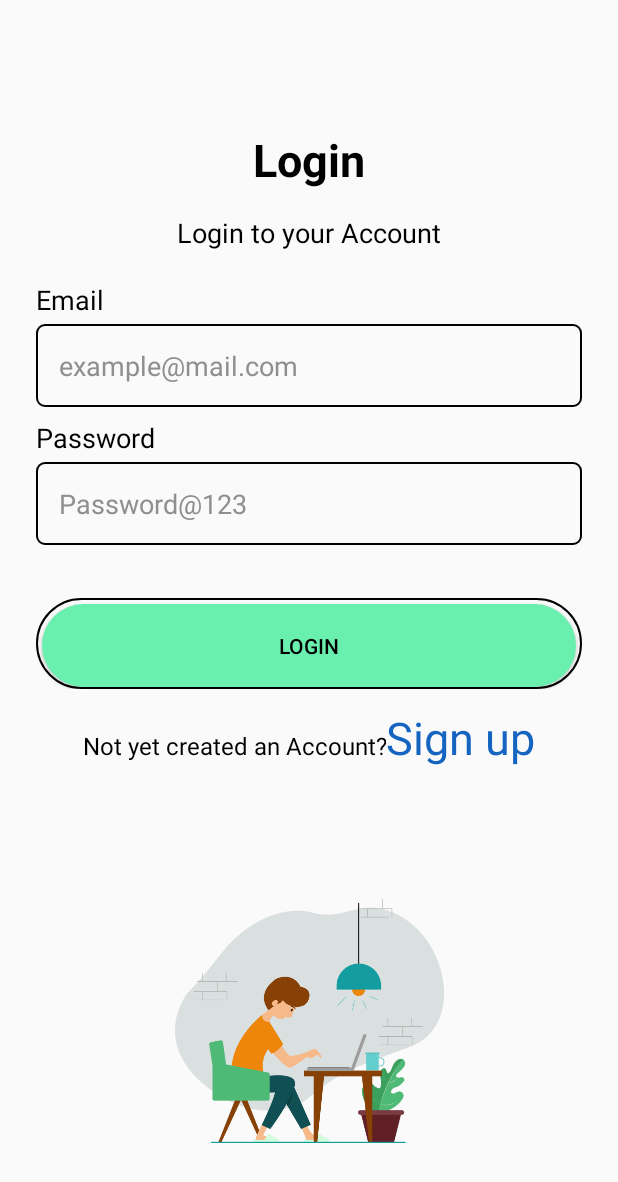
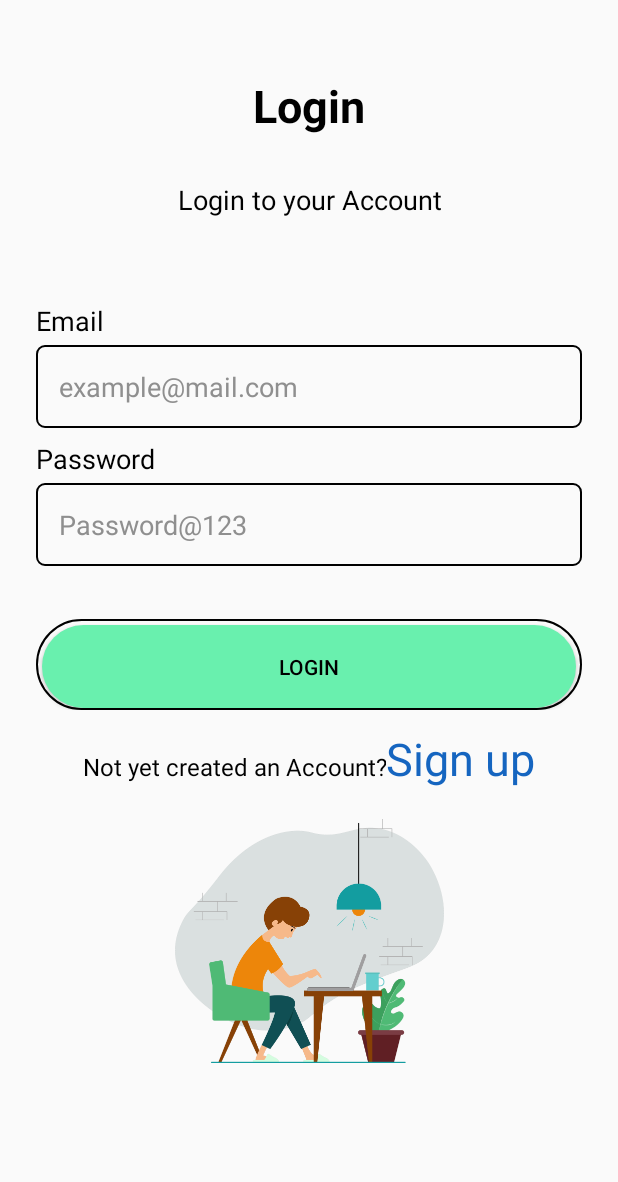
Before and after one commit to HimanshuMahto/managementSystem, an Android app: the login_admin screen opened directly, with no data from a screen before it, on a phone screen of 412 x 824 dp. Shown: the top 1182 px of the screen. Run offline under Robolectric (Android 15) with nearby library versions, the phone set to English and light mode, and no system bars; our stand-ins replace Firebase (no records; nobody signed in at launch, a user with empty details on screens opened directly).

```diff
--- a/app/src/main/java/com/example/hostelmanagement/login_admin.java
+++ b/app/src/main/java/com/example/hostelmanagement/login_admin.java
@@ -1,12 +1,30 @@
 package com.example.hostelmanagement;
 
+import androidx.annotation.NonNull;
 import androidx.appcompat.app.AppCompatActivity;
 
 import android.content.Intent;
 import android.os.Bundle;
+import android.text.TextUtils;
+import android.util.Patterns;
 import android.view.View;
+import android.widget.Button;
+import android.widget.EditText;
+import android.widget.ProgressBar;
+import android.widget.Toast;
+
+import com.google.android.gms.tasks.OnCompleteListener;
+import com.google.android.gms.tasks.Task;
+import com.google.firebase.auth.AuthResult;
+import com.google.firebase.auth.FirebaseAuth;
+
+import java.util.regex.Pattern;
 
 public class login_admin extends AppCompatActivity {
+    private EditText loginEmail, loginPassword;
+    private FirebaseAuth authProfile;
+    private ProgressBar progressBar;
+    private Button loginButton;
     public void signUp(View view){
         startActivity(new Intent(login_admin.this,sign_up.class));
     }
@@ -14,5 +32,49 @@ public class login_admin extends AppCompatActivity {
     protected void onCreate(Bundle savedInstanceState) {
         super.onCreate(savedInstanceState);
         setContentView(R.layout.activity_login_admin);
+        loginEmail=findViewById(R.id.emailAdminLogin);
+        loginPassword=findViewById(R.id.passwordAdminLogin);
+        progressBar=findViewById(R.id.progressBar);
+        authProfile=FirebaseAuth.getInstance();
+        loginButton=findViewById(R.id.adminLogin);
+        loginButton.setOnClickListener(new View.OnClickListener() {
+            @Override
+            public void onClick(View view) {
+                String email=loginEmail.getText().toString();
+                String password=loginPassword.getText().toString();
+                if(TextUtils.isEmpty(email)){
+                    loginEmail.setError("Email is required");
+                    loginEmail.requestFocus();
+                }
+                else if(!Patterns.EMAIL_ADDRESS.matcher(email).matches()){
+                    loginEmail.setError("Invalid Email");
+                    loginEmail.requestFocus();
+                }
+                else if (TextUtils.isEmpty(password)) {
+                    loginPassword.setError("Password is required");
+                    loginPassword.requestFocus();
+                }
+                else {
+                    progressBar.setVisibility(view.VISIBLE);
+                    adminLogin(email,password);
+                }
+            }
+        });
+    }
+
+    private void adminLogin(String email, String password) {
+        authProfile.signInWithEmailAndPassword(email,password).addOnCompleteListener(new OnCompleteListener<AuthResult>() {
+            @Override
+            public void onComplete(@NonNull Task<AuthResult> task) {
+                if(task.isSuccessful()){
+                    Toast.makeText(login_admin.this,"Logged in as Admin",Toast.LENGTH_SHORT).show();
+                    startActivity(new Intent(login_admin.this,adminHomePage.class));
+                }
+                else{
+                    Toast.makeText(login_admin.this,"Please try again later",Toast.LENGTH_SHORT).show();
+                }
+                progressBar.setVisibility(View.GONE);
+            }
+        });
     }
 }
--- /dev/null
+++ b/app/src/main/res/drawable/ic_baseline_person_add_24.xml
@@ -0,0 +1,5 @@
+<vector android:height="24dp" android:tint="#7E9B77"
+    android:viewportHeight="24" android:viewportWidth="24"
+    android:width="24dp" xmlns:android="http://schemas.android.com/apk/res/android">
+    <path android:fillColor="@android:color/white" android:pathData="M15,12c2.21,0 4,-1.79 4,-4s-1.79,-4 -4,-4 -4,1.79 -4,4 1.79,4 4,4zM6,10L6,7L4,7v3L1,10v2h3v3h2v-3h3v-2L6,10zM15,14c-2.67,0 -8,1.34 -8,4v2h16v-2c0,-2.66 -5.33,-4 -8,-4z"/>
+</vector>
--- /dev/null
+++ b/app/src/main/res/drawable/menu.xml
@@ -0,0 +1,6 @@
+<?xml version="1.0" encoding="utf-8"?>
+<menu xmlns:android="http://schemas.android.com/apk/res/android">
+
+
+
+</menu>
--- a/app/src/main/res/drawable/view_pager.xml
+++ b/app/src/main/res/drawable/view_pager.xml
@@ -2,8 +2,8 @@
 <shape xmlns:android="http://schemas.android.com/apk/res/android"
     android:shape="rectangle">
 
-    <solid android:color="@color/white"/>
-    <corners android:topLeftRadius="40dp"
-        android:topRightRadius="40dp"/>
+    <solid android:color="#cbeef2"/>
+    <corners android:topLeftRadius="45dp"
+        android:topRightRadius="45dp"/>
 
 </shape>
--- a/app/src/main/res/layout/activity_login_admin.xml
+++ b/app/src/main/res/layout/activity_login_admin.xml
@@ -1,5 +1,5 @@
 <?xml version="1.0" encoding="utf-8"?>
-<androidx.constraintlayout.widget.ConstraintLayout xmlns:android="http://schemas.android.com/apk/res/android"
+<RelativeLayout xmlns:android="http://schemas.android.com/apk/res/android"
     xmlns:app="http://schemas.android.com/apk/res-auto"
     xmlns:tools="http://schemas.android.com/tools"
     android:layout_width="match_parent"
@@ -8,10 +8,12 @@
 
     <TextView
         android:id="@+id/textView"
-        android:layout_width="wrap_content"
+        android:layout_width="fill_parent"
         android:layout_height="wrap_content"
         android:text="@string/login"
         android:textColor="@color/black"
+        android:layout_marginTop="50dp"
+        android:gravity="center_horizontal"
         android:textSize="30sp"
         android:textStyle="bold"
         app:layout_constraintBottom_toBottomOf="parent"
@@ -22,9 +24,11 @@
 
     <TextView
         android:id="@+id/textView4"
-        android:layout_width="wrap_content"
+        android:layout_width="fill_parent"
         android:layout_height="wrap_content"
-        android:layout_marginTop="16dp"
+        android:layout_below="@+id/textView"
+        android:layout_marginTop="30dp"
+        android:gravity="center_horizontal"
         android:text="@string/lAccount"
         android:textColor="#000000"
         android:textSize="18sp"
@@ -34,11 +38,13 @@
 
     <LinearLayout
         android:id="@+id/linearLayout"
-        android:layout_width="match_parent"
+        android:layout_width="fill_parent"
         android:layout_height="wrap_content"
+        android:layout_below="@+id/textView4"
         android:layout_marginStart="24dp"
         android:layout_marginLeft="24dp"
-        android:layout_marginTop="20dp"
+        android:layout_marginTop="56dp"
+        android:gravity="center_horizontal"
         android:layout_marginEnd="24dp"
         android:layout_marginRight="24dp"
         android:orientation="vertical"
@@ -55,7 +61,7 @@
             android:textSize="18sp" />
 
         <EditText
-            android:id="@+id/editTextTextEmailAddress"
+            android:id="@+id/emailAdminLogin"
             android:layout_width="match_parent"
             android:layout_height="wrap_content"
             android:layout_marginTop="4dp"
@@ -77,7 +83,7 @@
             android:textSize="18sp" />
 
         <EditText
-            android:id="@+id/editTextTextPassword"
+            android:id="@+id/passwordAdminLogin"
             android:layout_width="match_parent"
             android:layout_height="wrap_content"
             android:layout_marginTop="4dp"
@@ -103,14 +109,12 @@
             app:layout_constraintVertical_bias="1.0">
 
             <Button
-                android:id="@+id/newAdminRegister"
+                android:id="@+id/adminLogin"
                 android:layout_width="0dp"
                 android:layout_height="wrap_content"
                 android:layout_marginStart="4dp"
-                android:layout_marginLeft="4dp"
                 android:layout_marginTop="4dp"
                 android:layout_marginEnd="4dp"
-                android:layout_marginRight="4dp"
                 android:layout_marginBottom="1dp"
                 android:background="@drawable/button"
                 android:padding="18dp"
@@ -156,11 +160,12 @@
 
     <ImageView
         android:id="@+id/imageView3"
-        android:layout_width="0dp"
-        android:layout_height="0dp"
+        android:layout_width="fill_parent"
+        android:layout_height="wrap_content"
+        android:layout_below="@+id/linearLayout"
         android:layout_marginStart="24dp"
         android:layout_marginLeft="24dp"
-        android:layout_marginTop="25dp"
+        android:layout_marginTop="20dp"
         android:layout_marginEnd="24dp"
         android:layout_marginRight="24dp"
         android:scaleType="centerInside"
@@ -170,4 +175,15 @@
         app:layout_constraintTop_toBottomOf="@+id/linearLayout"
         app:srcCompat="@mipmap/workingman" />
 
-</androidx.constraintlayout.widget.ConstraintLayout>
+    <ProgressBar
+        android:id="@+id/progressBar"
+        style="?android:attr/progressBarStyleLarge"
+        android:layout_width="wrap_content"
+        android:layout_height="wrap_content"
+        android:layout_centerInParent="true"
+        android:layout_centerHorizontal="true"
+        android:layout_centerVertical="true"
+        android:elevation="10dp"
+        android:visibility="gone" />
+
+</RelativeLayout>
--- a/app/src/main/res/layout/activity_sign_up.xml
+++ b/app/src/main/res/layout/activity_sign_up.xml
@@ -131,7 +131,7 @@
                 android:inputType="textPassword" />
 
             <Button
-                android:id="@+id/newAdminRegister"
+                android:id="@+id/adminLogin"
                 android:layout_width="match_parent"
                 android:layout_height="wrap_content"
                 android:layout_marginStart="4dp"
--- a/app/src/main/res/values/strings.xml
+++ b/app/src/main/res/values/strings.xml
@@ -21,6 +21,7 @@
     <string name="mobileNo">Contact Number</string>
     <string name="AadharNo">Aadhar Number</string>
     <string name="subject">Subject</string>
+    <string name="newAdd">New Admission</string>
     <string name="school">School</string>
     <string name="qualifications">Qualifications</string>
     <string name="user">User</string>
@@ -33,6 +34,8 @@
     <string name="register">Register</string>
     <string name="create">Create Account</string>
     <string name="createAcc">Create an Account</string>
+    <string name="attendance">Student Attendance</string>
+    <string name="studentDetails">Student Details</string>
     <string name="open">Open</string>
     <string name="close">Close</string>
 </resources>
```
Also changed, not shown: app/src/main/AndroidManifest.xml (+7 -0 lines), app/src/main/java/com/example/hostelmanagement/adminHomePage.java (added, +14 -0 lines), app/src/main/java/com/example/hostelmanagement/sign_up.java (+8 -35 lines), app/src/main/res/drawable/navbar_admin.xml (added, +11 -0 lines), app/src/main/res/layout/activity_admin_home_page.xml (added, +107 -0 lines), app/src/main/res/layout/activity_login_user.xml (+36 -16 lines), app/src/main/res/mipmap-xxhdpi/adduser.png (added), app/src/main/res/mipmap-xxhdpi/calendar.png (added), app/src/main/res/mipmap-xxhdpi/multipleusers.png (added), app/src/main/res/mipmap-xxhdpi/multiusers.jpg (added).
